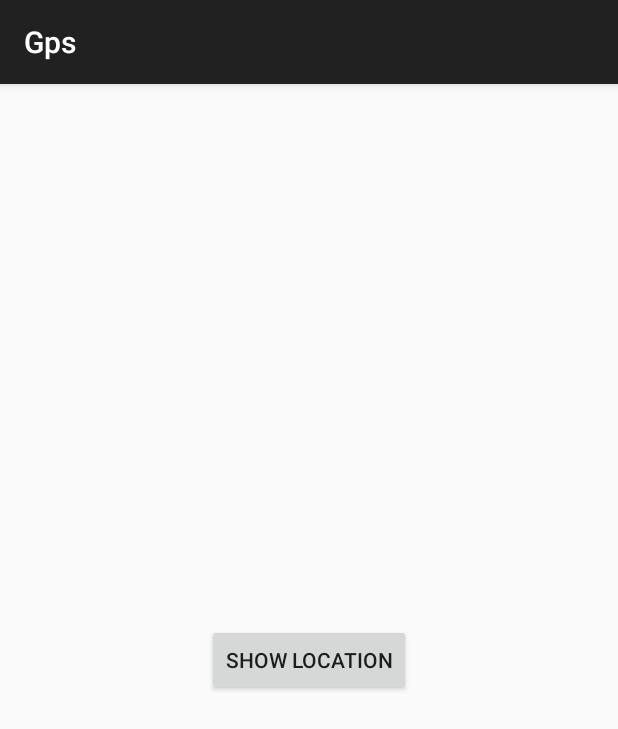
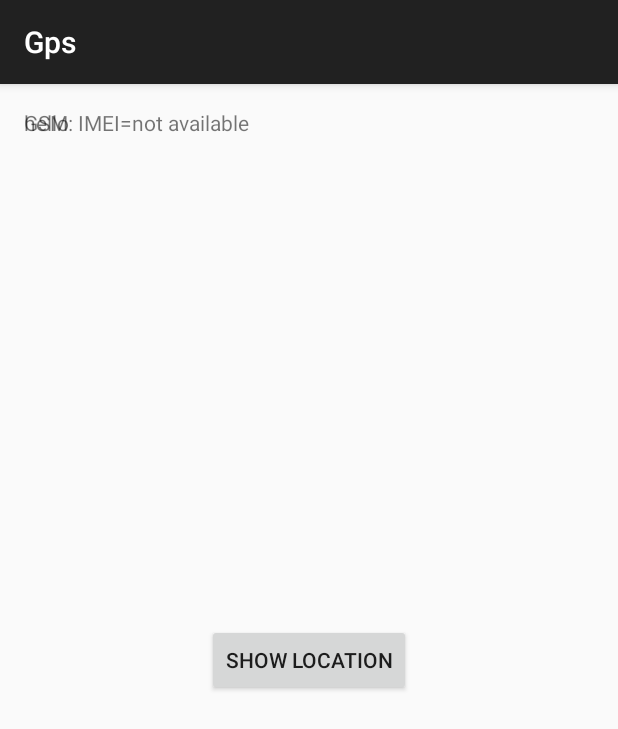
Before and after one commit to ChathurangaSandun/GPS, an Android app: the screen it shows after launch (MainActivity), on a phone screen of 412 x 824 dp. Shown: the top 729 px of the screen. Run offline under Robolectric (Android 15) with nearby library versions, the light colour scheme and no system bars.

Commit message:
modify project imei number

```diff
--- a/Gps3/app/src/main/AndroidManifest.xml
+++ b/Gps3/app/src/main/AndroidManifest.xml
@@ -6,6 +6,12 @@
 
     <uses-permission
         android:name="android.permission.INTERNET"
+        />
+
+
+    <uses-permission
+        android:name="android.permission.READ_PHONE_STATE"
+
         />
 
 
--- /dev/null
+++ b/Gps3/app/src/main/java/com/example/chathuranga_pamba/gps/AndroidTelephonyManager.java
@@ -0,0 +1,44 @@
+package com.example.chathuranga_pamba.gps;
+
+/**
+ * Created by Chathuranga - Pamba on 5/12/2015.
+ */
+import android.app.Activity;
+import android.content.Context;
+import android.os.Bundle;
+import android.telephony.TelephonyManager;
+import android.widget.TextView;
+
+public class AndroidTelephonyManager  {   // for imei number
+
+
+    String getDeviceID(TelephonyManager phonyManager){
+
+        String id = phonyManager.getDeviceId();
+        if (id == null){
+            id = "not available";
+        }
+
+        int phoneType = phonyManager.getPhoneType();
+        switch(phoneType){
+            case TelephonyManager.PHONE_TYPE_NONE:
+                return "NONE: " + id;
+
+            case TelephonyManager.PHONE_TYPE_GSM:
+                return "GSM: IMEI=" + id;
+
+            case TelephonyManager.PHONE_TYPE_CDMA:
+                return "CDMA: MEID/ESN=" + id;
+
+ /*
+  *  for API Level 11 or above
+  *  case TelephonyManager.PHONE_TYPE_SIP:
+  *   return "SIP";
+  */
+
+            default:
+                return "UNKNOWN: ID=" + id;
+        }
+
+    }
+}
--- a/Gps3/app/src/main/java/com/example/chathuranga_pamba/gps/MainActivity.java
+++ b/Gps3/app/src/main/java/com/example/chathuranga_pamba/gps/MainActivity.java
@@ -1,11 +1,14 @@
 package com.example.chathuranga_pamba.gps;
 
+import android.content.Context;
 import android.support.v7.app.ActionBarActivity;
 import android.os.Bundle;
+import android.telephony.TelephonyManager;
 import android.view.Menu;
 import android.view.MenuItem;
 import android.view.View;
 import android.widget.Button;
+import android.widget.TextView;
 import android.widget.Toast;
 
 
@@ -13,6 +16,7 @@ public class MainActivity extends ActionBarActivity {
 
 
     Button btnShowLocation;
+    TextView textDeviceID;
 
     GpsTracker gps;
 
@@ -21,8 +25,14 @@ public class MainActivity extends ActionBarActivity {
         super.onCreate(savedInstanceState);
         setContentView(R.layout.activity_main);
 
+        textDeviceID = (TextView)findViewById(R.id.deviceid);
+        TelephonyManager telephonyManager = (TelephonyManager)getSystemService(Context.TELEPHONY_SERVICE);
+        AndroidTelephonyManager androidTelephonyManager = new AndroidTelephonyManager();
+        textDeviceID.setText(androidTelephonyManager.getDeviceID(telephonyManager));
+
 
         btnShowLocation = (Button) findViewById(R.id.show_location);
+
 
         btnShowLocation.setOnClickListener(new View.OnClickListener() {
             @Override
@@ -40,11 +50,11 @@ public class MainActivity extends ActionBarActivity {
                 }
 
 
-            }
-        });
 
 
 
+            }
+        });
     }
 
 
@@ -52,4 +62,10 @@ public class MainActivity extends ActionBarActivity {
 
 
 
+
+
+
+
+
+
 }
--- a/Gps3/app/src/main/res/layout/activity_main.xml
+++ b/Gps3/app/src/main/res/layout/activity_main.xml
@@ -17,5 +17,16 @@
 
         />
 
+    <TextView
+        android:layout_height="wrap_content"
+        android:layout_width="fill_parent"
+        android:text="hello"
+        />
+
+        <TextView
+            android:id="@+id/deviceid"
+            android:layout_height="wrap_content"
+            android:layout_width="fill_parent"/>
+
 
 </RelativeLayout>
```
Also changed, not shown: 1 other file.
